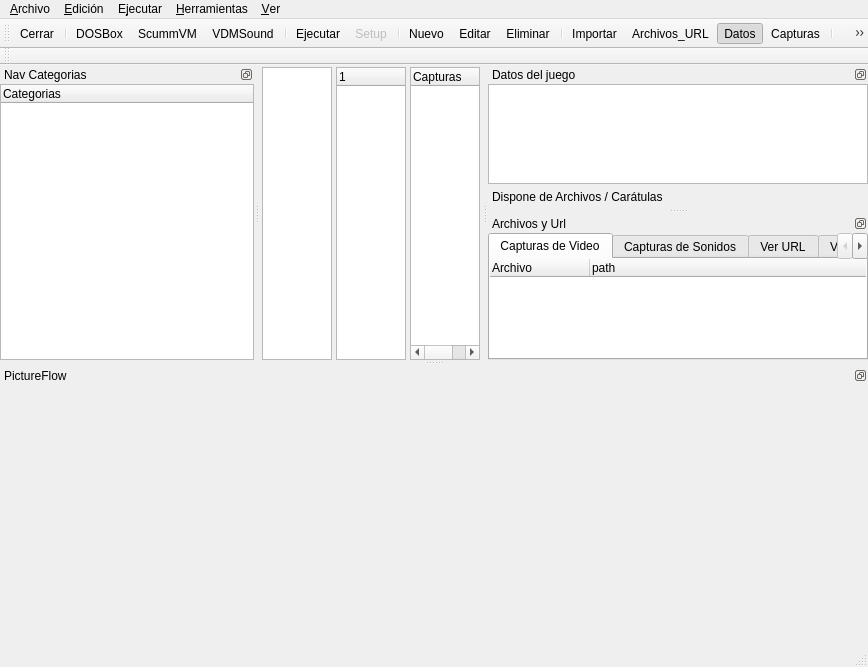
Monthy/gr-lida, file ui/grlida.ui: the form before one commit.
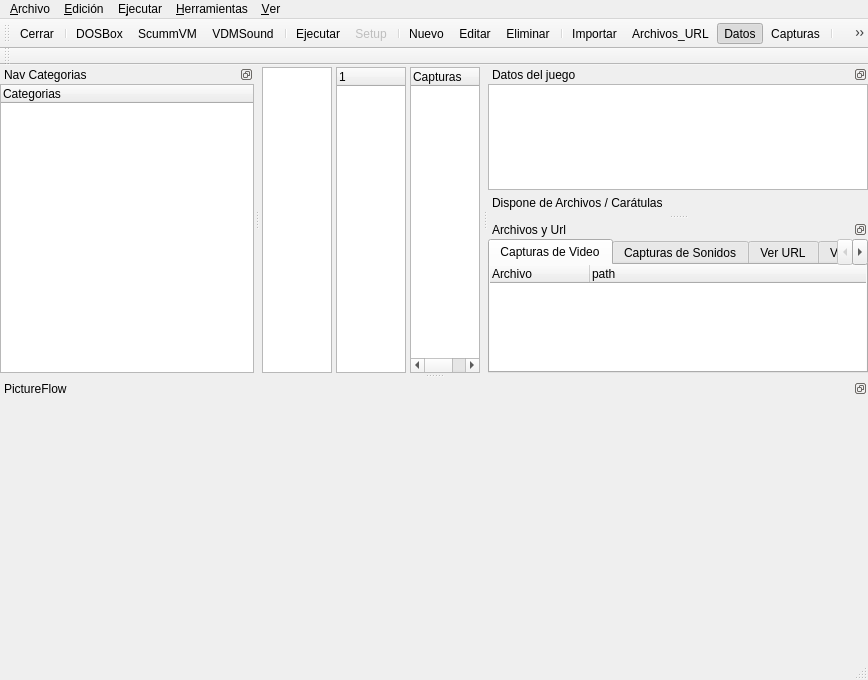
The form after the commit. Icons and pictures are not drawn. Custom widgets are drawn as their Qt base class.

Patch:
```diff
--- a/ui/grlida.ui
+++ b/ui/grlida.ui
@@ -7,7 +7,7 @@
     <x>0</x>
     <y>0</y>
     <width>868</width>
-    <height>667</height>
+    <height>680</height>
    </rect>
   </property>
   <property name="windowTitle">
@@ -304,7 +304,7 @@
    <property name="minimumSize">
     <size>
      <width>380</width>
-     <height>108</height>
+     <height>136</height>
     </size>
    </property>
    <property name="baseSize">
```
Left out of the diff: 202 changed lines with no effect on the pictures.
